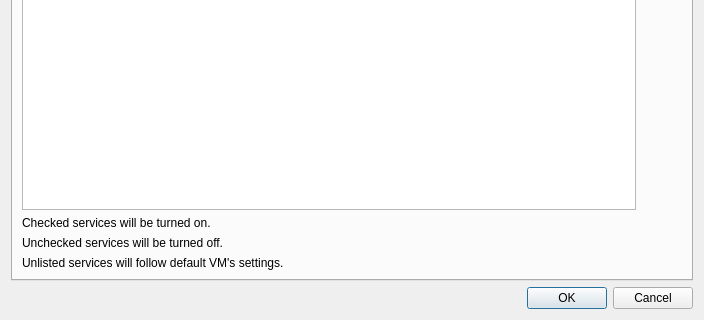
This is settingsdlg.ui in QubesOS/qubes-manager as Qt 5 draws it before an edit; both pictures show x 0 to 704 and y 169 to 489 of the 704 by 489 pixel window. The edited form follows.
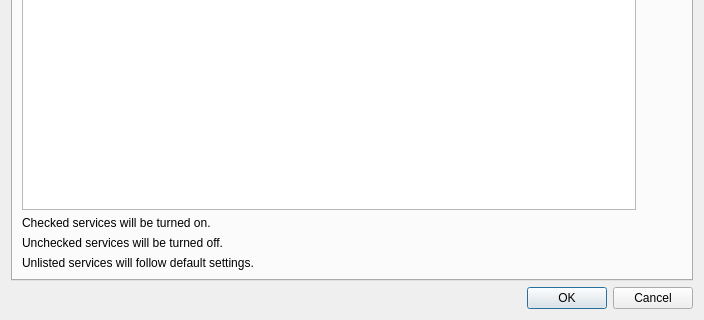
This is the edited form. The open tabs and pages were chosen to show the change. Icons and pictures are not drawn.

Commit message: Clarified that unlisted services will take on *default* values, not the values from some default VM.

```diff
--- a/settingsdlg.ui
+++ b/settingsdlg.ui
@@ -1120,7 +1120,7 @@
          <item row="8" column="0" colspan="2">
           <widget class="QLabel" name="label_9">
            <property name="text">
-            <string>Unlisted services will follow default VM's settings.</string>
+            <string>Unlisted services will follow default settings.</string>
            </property>
           </widget>
          </item>
```
